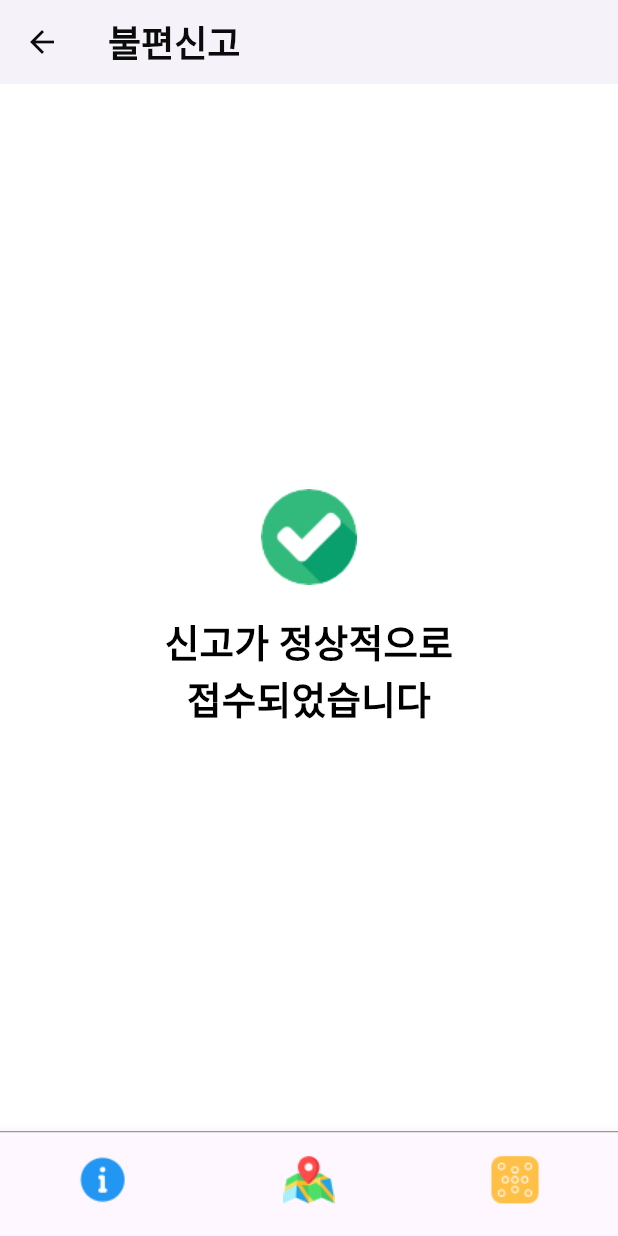
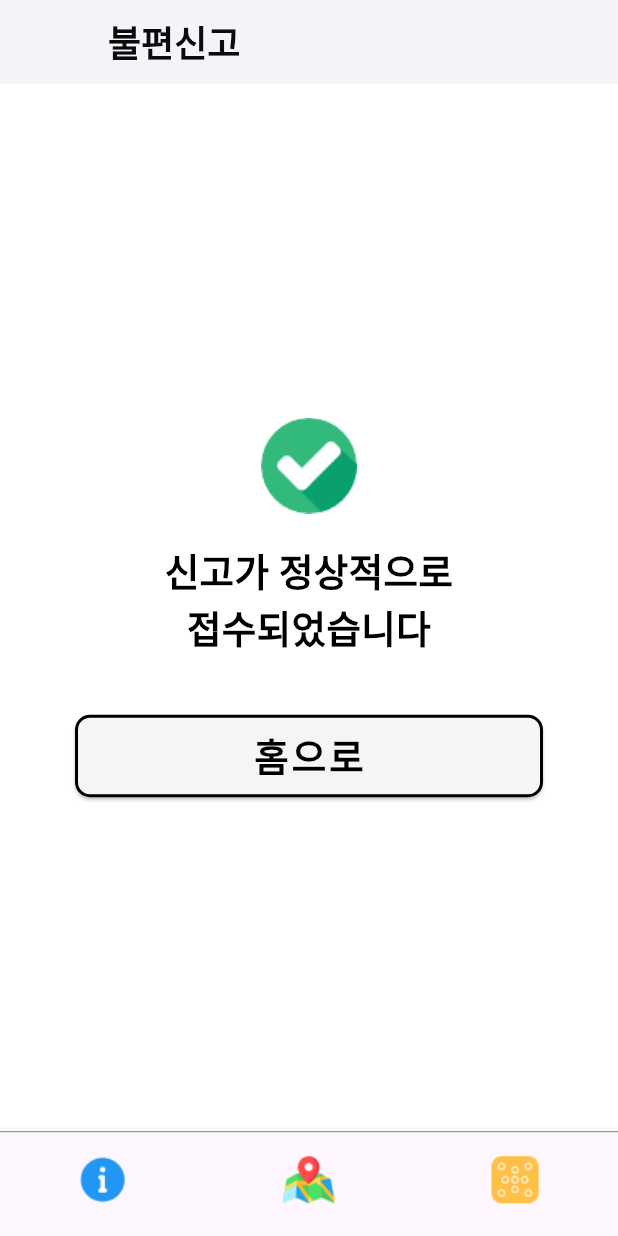
Before and after one commit to NoRuTnT/becareful, a Flutter app: the ReportCompleteScreen screen opened directly, on a phone screen of 412 x 824 dp. Run offline on Flutter 3.47's test engine with Material 3 defaults, Android fonts, the phone set to English and light mode, and no system bars; drawn by our look-alikes of easy_rich_text; our stand-ins replace camera, geolocator, speech_to_text; missing offline and left inert: flutter_naver_map, geofence_service.

Commit message:
feat: 신고 완료 페이지에서 뒤로가기 버튼 숨기고 홈 버튼 추가

```diff
--- a/frontend/becarefulcrosswalk/lib/screens/report/report_complete_screen.dart
+++ b/frontend/becarefulcrosswalk/lib/screens/report/report_complete_screen.dart
@@ -1,5 +1,7 @@
+import 'package:becarefulcrosswalk/screens/main_screen.dart';
 import 'package:becarefulcrosswalk/theme/colors.dart';
 import 'package:becarefulcrosswalk/utils/bottom_bar.dart';
+import 'package:becarefulcrosswalk/widgets/button_widget.dart';
 import 'package:easy_rich_text/easy_rich_text.dart';
 import 'package:flutter/material.dart';
 
@@ -13,7 +15,9 @@ class ReportCompleteScreen extends StatefulWidget {
 class _ReportCompleteScreenState extends State<ReportCompleteScreen> {
   @override
   Widget build(BuildContext context) {
-    return Scaffold(
+    return PopScope(
+      canPop: false,
+      child: Scaffold(
         backgroundColor: Colors.white,
         appBar: AppBar(
           elevation: 2,
@@ -26,9 +30,10 @@ class _ReportCompleteScreenState extends State<ReportCompleteScreen> {
               fontWeight: FontWeight.w600,
             ),
           ),
+          leading: Container(),
         ),
         body: Padding(
-        padding: const EdgeInsets.symmetric(vertical: 20.0, horizontal: 20.0),
+          padding: const EdgeInsets.symmetric(vertical: 20.0, horizontal: 50.0),
           child: Center(
             child: Column(
               mainAxisAlignment: MainAxisAlignment.center,
@@ -56,11 +61,27 @@ class _ReportCompleteScreenState extends State<ReportCompleteScreen> {
                     fontWeight: FontWeight.w600,
                   ),
                 ),
+                const SizedBox(
+                  height: 40,
+                ),
+                ButtonWidget(
+                  text: "홈으로",
+                  backgroundColor: white,
+                  onPressed: () async {
+                    Navigator.push(
+                      context,
+                      MaterialPageRoute(
+                        builder: (context) => MainScreen(),
+                      ),
+                    );
+                  },
+                ),
               ],
             ),
           ),
         ),
         bottomNavigationBar: const BottomBar(),
+      ),
     );
   }
 }
--- a/frontend/becarefulcrosswalk/lib/widgets/button_widget.dart
+++ b/frontend/becarefulcrosswalk/lib/widgets/button_widget.dart
@@ -22,18 +22,18 @@ class ButtonWidget extends StatelessWidget {
         style: ElevatedButton.styleFrom(
           foregroundColor: Colors.black,
           backgroundColor: backgroundColor,
-          side: BorderSide(
+          side: const BorderSide(
             width: 2,
             color: Colors.black,
           ),
           shape: RoundedRectangleBorder(
             borderRadius: BorderRadius.circular(10.0),
           ),
-          minimumSize: Size(double.infinity, 20),
+          minimumSize: const Size(double.infinity, 20),
         ),
         child: Text(
           text,
-          style: TextStyle(
+          style: const TextStyle(
             fontWeight: FontWeight.w700,
             fontSize: 25,
             letterSpacing: 2,
```
Lines whose indentation alone changed are shown as unchanged.
